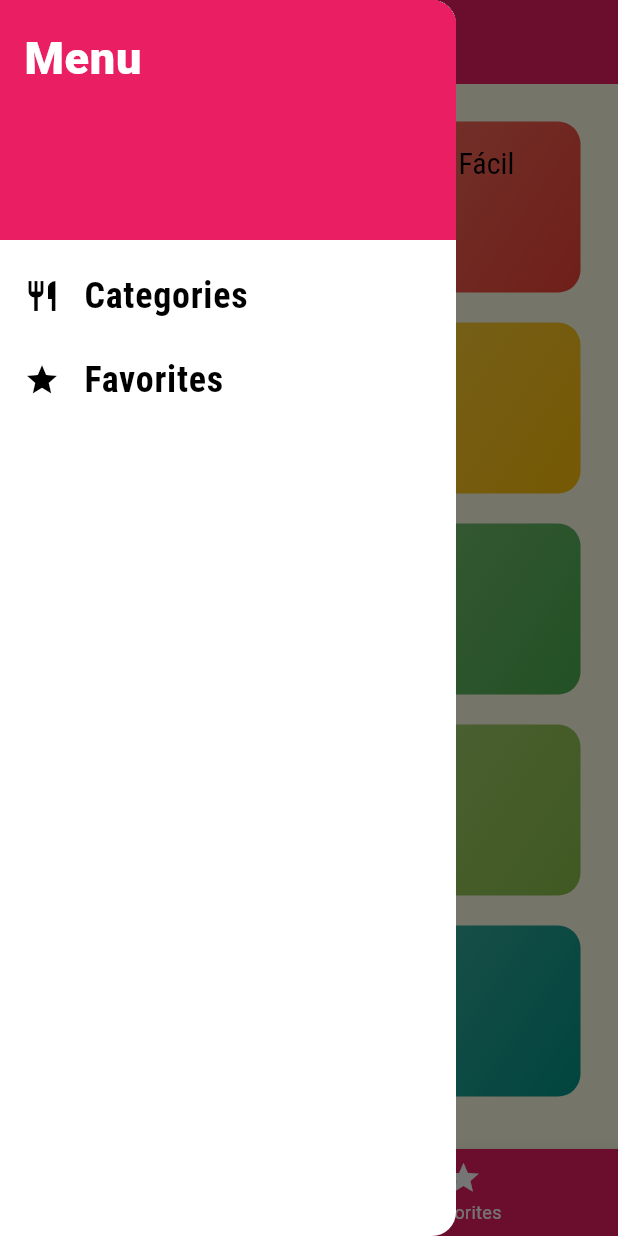
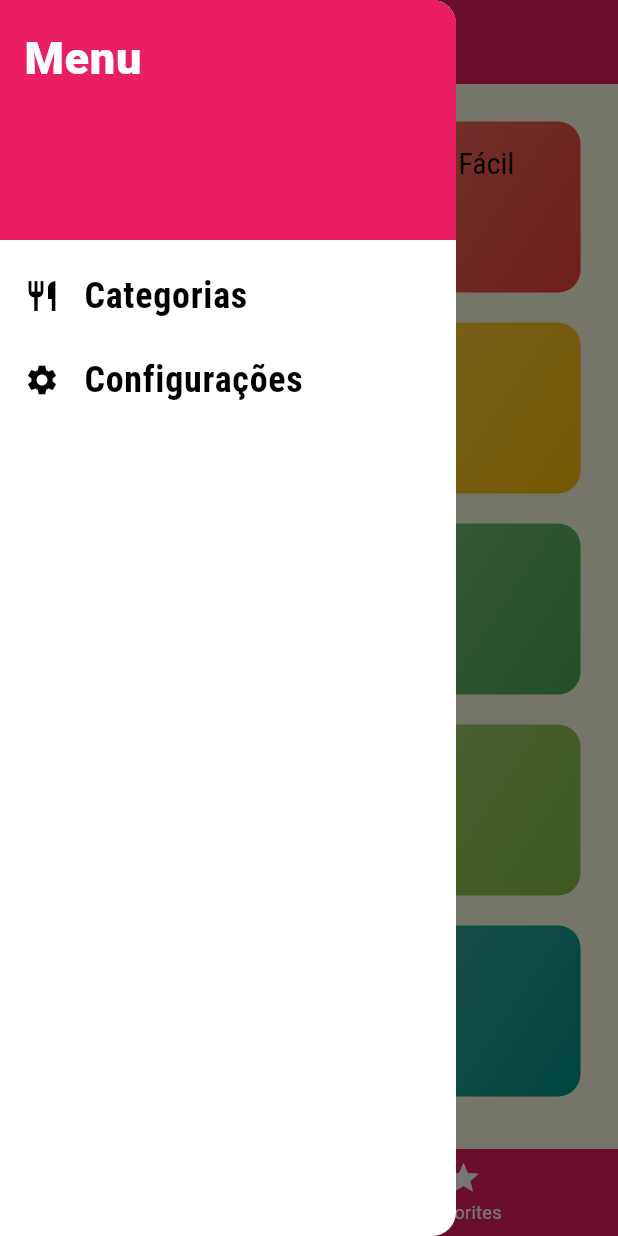
Before and after one commit to jonasaugust1/meals_flutter, a Flutter app: the screen it shows after launch, with the side drawer open, on a phone screen of 412 x 824 dp. Run offline on Flutter 3.47's test engine with Material 3 defaults, Android fonts, the phone set to English and light mode, and no system bars.

Commit message:
feat: Adding drawer navigation

```diff
--- a/lib/components/app_drawer.dart
+++ b/lib/components/app_drawer.dart
@@ -1,6 +1,6 @@
 import 'package:flutter/material.dart';
-import 'package:meals/screens/categories_screen.dart';
-import 'package:meals/screens/favorite_screen.dart';
+import 'package:meals/screens/settings_screen.dart';
+import 'package:meals/screens/tabs_screen.dart';
 
 class AppDrawer extends StatelessWidget {
   const AppDrawer({super.key});
@@ -21,9 +21,7 @@ class AppDrawer extends StatelessWidget {
           fontWeight: FontWeight.bold,
         ),
       ),
-      onTap: () {
-        Navigator.of(context).pushReplacementNamed(routeName);
-      },
+      onTap: () => Navigator.of(context).pushReplacementNamed(routeName),
     );
   }
 
@@ -49,14 +47,14 @@ class AppDrawer extends StatelessWidget {
           _createMenuItem(
             context,
             Icons.restaurant,
-            'Categories',
-            CategoriesScreen.routeName,
+            'Categorias',
+            TabsScreen.routeName,
           ),
           _createMenuItem(
             context,
-            Icons.star,
-            'Favorites',
-            FavoriteScreen.routeName,
+            Icons.settings,
+            'Configurações',
+            SettingsScreen.routeName,
           ),
         ],
       ),
--- a/lib/main.dart
+++ b/lib/main.dart
@@ -2,6 +2,7 @@ import 'package:flutter/material.dart';
 import 'package:meals/screens/categories_meals_screen.dart';
 import 'package:meals/screens/categories_screen.dart';
 import 'package:meals/screens/meal_detail_screen.dart';
+import 'package:meals/screens/settings_screen.dart';
 import 'package:meals/screens/tabs_screen.dart';
 
 void main() => runApp(MyApp());
@@ -45,6 +46,7 @@ class MyApp extends StatelessWidget {
         CategoriesScreen.routeName: (ctx) => CategoriesScreen(),
         CategoriesMealsScreen.routeName: (ctx) => CategoriesMealsScreen(),
         MealDetailScreen.routeName: (ctx) => MealDetailScreen(),
+        SettingsScreen.routeName: (ctx) => const SettingsScreen(),
       },
       onUnknownRoute: (settings) => MaterialPageRoute(
         builder: (ctx) => CategoriesScreen(),
```
Also changed, not shown: lib/screens/settings_screen.dart (added, +18 -0 lines).
